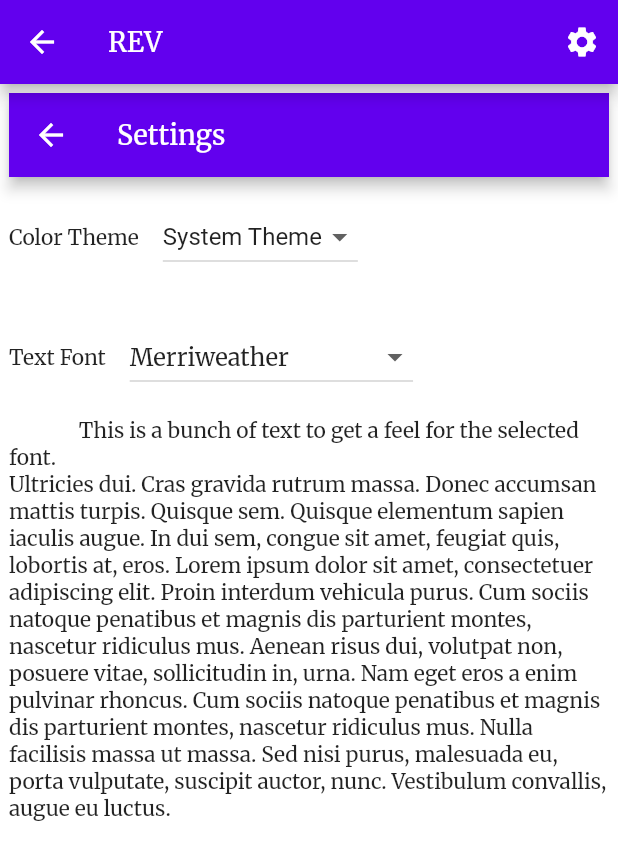
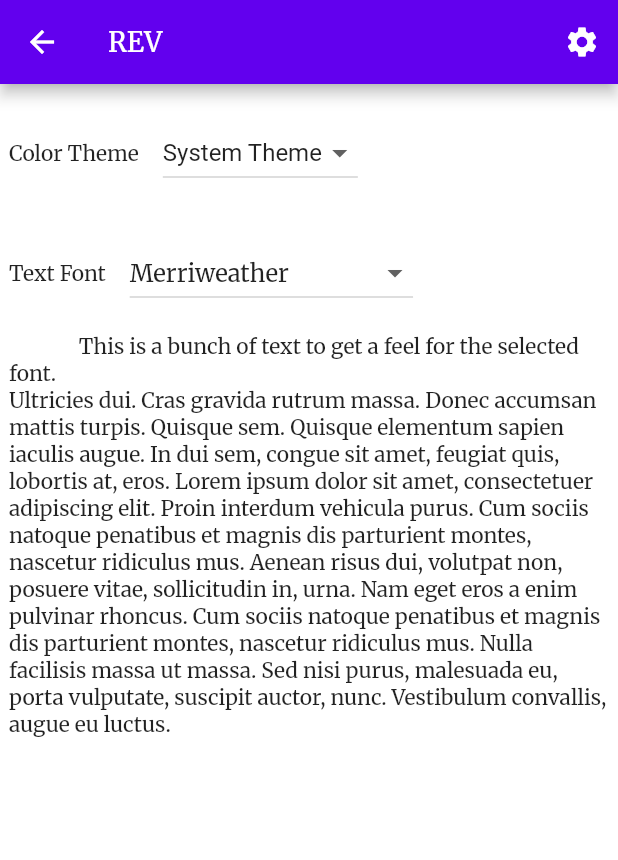
Before and after one commit to Grillbrick-Studios/rev_flutter, a Flutter app: the SettingsView screen opened by its route, on a phone screen of 412 x 824 dp. Shown: the top 860 px of the screen. Run offline on Flutter 3.47's test engine with Material 2 defaults, Android fonts, the light colour scheme and no system bars; our stand-ins replace google_fonts, shared_preferences; missing offline and left inert: idb_shim; accounts and stored records are empty; generated files the repository leaves out were written again; network calls fail.

Commit message:
fixed settings_view

```diff
--- a/lib/src/settings/settings_view.dart
+++ b/lib/src/settings/settings_view.dart
@@ -1,6 +1,6 @@
 import 'package:flutter/material.dart';
+
 import 'fonts.dart' as fonts;
-
 import 'settings_controller.dart';
 
 /// Displays a single setting in a row with a header and dropdown.
@@ -45,11 +45,7 @@ class SettingsView extends StatelessWidget {
 
   @override
   Widget build(BuildContext context) {
-    return Scaffold(
-        appBar: AppBar(
-          title: const Text('Settings'),
-        ),
-        body: Column(
+    return Column(
       mainAxisSize: MainAxisSize.min,
       crossAxisAlignment: CrossAxisAlignment.start,
       children: [
@@ -126,7 +122,7 @@ class SettingsView extends StatelessWidget {
 Ultricies dui. Cras gravida rutrum massa. Donec accumsan mattis turpis. Quisque sem. Quisque elementum sapien iaculis augue. In dui sem, congue sit amet, feugiat quis, lobortis at, eros. Lorem ipsum dolor sit amet, consectetuer adipiscing elit. Proin interdum vehicula purus. Cum sociis natoque penatibus et magnis dis parturient montes, nascetur ridiculus mus. Aenean risus dui, volutpat non, posuere vitae, sollicitudin in, urna. Nam eget eros a enim pulvinar rhoncus. Cum sociis natoque penatibus et magnis dis parturient montes, nascetur ridiculus mus. Nulla facilisis massa ut massa. Sed nisi purus, malesuada eu, porta vulputate, suscipit auctor, nunc. Vestibulum convallis, augue eu luctus.
             ''')
       ],
-        ));
+    );
   }
 }
 //Padding(
```
Lines whose indentation alone changed are shown as unchanged.
